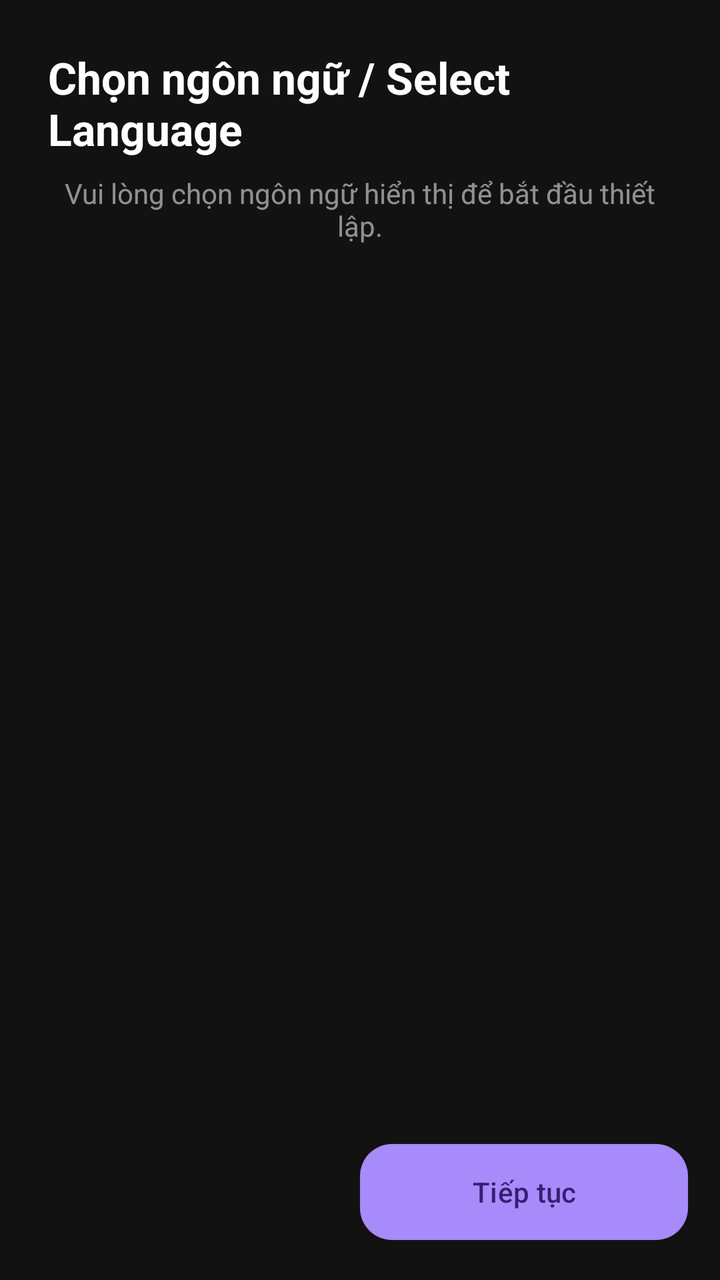
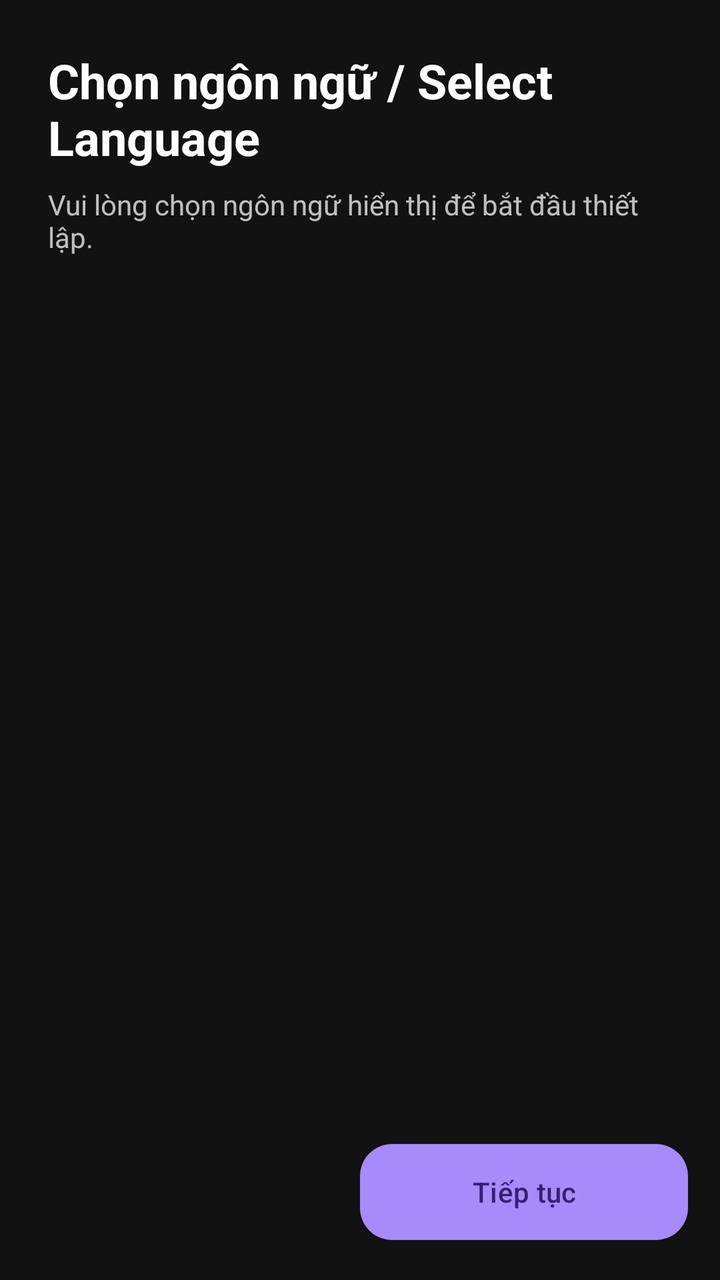

Compare the two renders of this Android layout. The source of the first and the diff that turns it into the second are given below.
<!-- AndroidManifest.xml: application theme Theme.KeyViewerOverlay -->
<!-- res/layout/activity_setup.xml -->
<?xml version="1.0" encoding="utf-8"?>
<androidx.constraintlayout.widget.ConstraintLayout xmlns:android="http://schemas.android.com/apk/res/android"
    xmlns:app="http://schemas.android.com/apk/res-auto"
    android:layout_width="match_parent"
    android:layout_height="match_parent"
    android:background="#121212">

    <ViewFlipper
        android:id="@+id/setupFlipper"
        android:layout_width="match_parent"
        android:layout_height="0dp"
        android:inAnimation="@android:anim/slide_in_left"
        android:outAnimation="@android:anim/slide_out_right"
        app:layout_constraintBottom_toTopOf="@+id/bottomButtonContainer"
        app:layout_constraintTop_toTopOf="parent">

        
        <LinearLayout
            android:layout_width="match_parent"
            android:layout_height="match_parent"
            android:gravity="center"
            android:orientation="vertical"
            android:padding="24dp">

            <TextView
                android:layout_width="wrap_content"
                android:layout_height="wrap_content"
                android:layout_marginBottom="8dp"
                android:text="@string/setup_step1_title"
                android:textColor="@color/white"
                android:textSize="22sp"
                android:textStyle="bold" />

            <TextView
                android:layout_width="wrap_content"
                android:layout_height="wrap_content"
                android:layout_marginBottom="32dp"
                android:gravity="center"
                android:text="@string/setup_step1_desc"
                android:textColor="#88FFFFFF"
                android:textSize="14sp" />

            <ScrollView
                android:layout_width="match_parent"
                android:layout_height="0dp"
                android:layout_weight="1"
                android:fillViewport="false">
                <LinearLayout
                    android:id="@+id/languageOptions"
                    android:layout_width="match_parent"
                    android:layout_height="wrap_content"
                    android:orientation="vertical" />
            </ScrollView>
        </LinearLayout>

        
        <LinearLayout
            android:layout_width="match_parent"
            android:layout_height="match_parent"
            android:gravity="center"
            android:orientation="vertical"
            android:padding="24dp">

            <TextView
                android:layout_width="wrap_content"
                android:layout_height="wrap_content"
                android:layout_marginBottom="8dp"
                android:text="@string/setup_step2_title"
                android:textColor="@color/white"
                android:textSize="22sp"
                android:textStyle="bold" />

            <TextView
                android:layout_width="wrap_content"
                android:layout_height="wrap_content"
                android:layout_marginBottom="32dp"
                android:gravity="center"
                android:text="@string/setup_step2_desc"
                android:textColor="#88FFFFFF"
                android:textSize="14sp" />

            <com.google.android.material.card.MaterialCardView
                android:id="@+id/cardStepTouch"
                android:layout_width="match_parent"
                android:layout_height="wrap_content"
                android:layout_marginBottom="16dp"
                app:cardBackgroundColor="#1E1E1E"
                app:cardCornerRadius="24dp"
                app:cardElevation="0dp"
                app:strokeColor="#33FFFFFF"
                app:strokeWidth="1dp">
                <LinearLayout
                    android:layout_width="match_parent"
                    android:layout_height="wrap_content"
                    android:padding="20dp"
                    android:gravity="center_vertical">
                    <ImageView
                        android:layout_width="40dp"
                        android:layout_height="40dp"
                        app:srcCompat="@drawable/ic_touch_app"
                        app:tint="@color/md3_primary" />
                    <TextView
                        android:layout_width="wrap_content"
                        android:layout_height="wrap_content"
                        android:layout_marginStart="16dp"
                        android:text="@string/setup_step2_touch"
                        android:textColor="@color/white"
                        android:textSize="18sp"
                        android:textStyle="bold" />
                </LinearLayout>
            </com.google.android.material.card.MaterialCardView>

            <com.google.android.material.card.MaterialCardView
                android:id="@+id/cardStepKeyboard"
                android:layout_width="match_parent"
                android:layout_height="wrap_content"
                app:cardBackgroundColor="#1E1E1E"
                app:cardCornerRadius="24dp"
                app:cardElevation="0dp"
                app:strokeColor="#33FFFFFF"
                app:strokeWidth="1dp">
                <LinearLayout
                    android:layout_width="match_parent"
                    android:layout_height="wrap_content"
                    android:padding="20dp"
                    android:gravity="center_vertical">
                    <ImageView
                        android:layout_width="40dp"
                        android:layout_height="40dp"
                        app:srcCompat="@drawable/ic_keyboard"
                        app:tint="@color/md3_primary" />
                    <TextView
                        android:layout_width="wrap_content"
                        android:layout_height="wrap_content"
                        android:layout_marginStart="16dp"
                        android:text="@string/setup_step2_keyboard"
                        android:textColor="@color/white"
                        android:textSize="18sp"
                        android:textStyle="bold" />
                </LinearLayout>
            </com.google.android.material.card.MaterialCardView>
        </LinearLayout>

        
        <LinearLayout
            android:layout_width="match_parent"
            android:layout_height="match_parent"
            android:gravity="center"
            android:orientation="vertical"
            android:padding="24dp">

            <TextView
                android:id="@+id/tvStepPermissionTitle"
                android:layout_width="wrap_content"
                android:layout_height="wrap_content"
                android:layout_marginBottom="8dp"
                android:text="@string/setup_step3_title"
                android:textColor="@color/white"
                android:textSize="22sp"
                android:textStyle="bold" />

            <TextView
                android:id="@+id/tvStepPermissionDesc"
                android:layout_width="wrap_content"
                android:layout_height="wrap_content"
                android:layout_marginBottom="24dp"
                android:gravity="center"
                android:text="..."
                android:textColor="#88FFFFFF"
                android:textSize="14sp" />

            <TextView
                android:id="@+id/tvStepPermissionStatus"
                android:layout_width="wrap_content"
                android:layout_height="wrap_content"
                android:layout_marginBottom="32dp"
                android:text="@string/setup_step3_status_denied"
                android:textColor="#BBFFFFFF"
                android:textSize="16sp" />

            <com.google.android.material.button.MaterialButton
                android:id="@+id/btnStepGrantPermission"
                style="@style/CompactNeonButtonStyle"
                android:layout_width="wrap_content"
                android:layout_height="56dp"
                android:paddingHorizontal="32dp"
                android:text="@string/setup_btn_grant_now" />

            <View
                android:layout_width="match_parent"
                android:layout_height="1dp"
                android:layout_marginVertical="24dp"
                android:background="#33FFFFFF" />

            <TextView
                android:id="@+id/tvOverlayStatus"
                android:layout_width="wrap_content"
                android:layout_height="wrap_content"
                android:layout_marginBottom="16dp"
                android:text="@string/setup_step3_status_denied"
                android:textColor="#BBFFFFFF"
                android:textSize="16sp" />

            <com.google.android.material.button.MaterialButton
                android:id="@+id/btnOverlayPermission"
                style="@style/CompactNeonButtonStyle"
                android:layout_width="wrap_content"
                android:layout_height="56dp"
                android:paddingHorizontal="32dp"
                android:text="@string/setup_step3_overlay_btn" />
        </LinearLayout>

        
        <LinearLayout
            android:layout_width="match_parent"
            android:layout_height="match_parent"
            android:gravity="center"
            android:orientation="vertical"
            android:padding="24dp">

            <TextView
                android:layout_width="wrap_content"
                android:layout_height="wrap_content"
                android:layout_marginBottom="8dp"
                android:text="@string/setup_step4_title"
                android:textColor="@color/white"
                android:textSize="22sp"
                android:textStyle="bold" />

            <TextView
                android:layout_width="wrap_content"
                android:layout_height="wrap_content"
                android:layout_marginBottom="32dp"
                android:gravity="center"
                android:text="@string/setup_step4_desc"
                android:textColor="#88FFFFFF"
                android:textSize="14sp" />

            
            <com.google.android.material.button.MaterialButtonToggleGroup
                android:id="@+id/toggleStepKeyModeRow1"
                android:layout_width="match_parent"
                android:layout_height="wrap_content"
                android:layout_marginBottom="16dp"
                app:checkedButton="@+id/btnMode6"
                app:singleSelection="true">
                <com.google.android.material.button.MaterialButton
                    android:id="@+id/btnMode4"
                    style="@style/Widget.Material3.Button.OutlinedButton"
                    android:layout_width="0dp"
                    android:layout_height="wrap_content"
                    android:layout_weight="1"
                    android:text="4" />
                <com.google.android.material.button.MaterialButton
                    android:id="@+id/btnMode6"
                    style="@style/Widget.Material3.Button.OutlinedButton"
                    android:layout_width="0dp"
                    android:layout_height="wrap_content"
                    android:layout_weight="1"
                    android:text="6" />
                <com.google.android.material.button.MaterialButton
                    android:id="@+id/btnMode8"
                    style="@style/Widget.Material3.Button.OutlinedButton"
                    android:layout_width="0dp"
                    android:layout_height="wrap_content"
                    android:layout_weight="1"
                    android:text="8" />
                <com.google.android.material.button.MaterialButton
                    android:id="@+id/btnMode10"
                    style="@style/Widget.Material3.Button.OutlinedButton"
                    android:layout_width="0dp"
                    android:layout_height="wrap_content"
                    android:layout_weight="1"
                    android:text="10" />
            </com.google.android.material.button.MaterialButtonToggleGroup>

            
            <TextView
                android:id="@+id/tvExtendedModeLabel"
                android:layout_width="match_parent"
                android:layout_height="wrap_content"
                android:layout_marginBottom="8dp"
                android:gravity="center"
                android:text="@string/setup_step4_extended_enabled"
                android:textColor="#BBFFFFFF"
                android:textSize="14sp" />

            
            <com.google.android.material.button.MaterialButtonToggleGroup
                android:id="@+id/toggleStepKeyModeRow2"
                android:layout_width="match_parent"
                android:layout_height="wrap_content"
                app:singleSelection="true">
                <com.google.android.material.button.MaterialButton
                    android:id="@+id/btnMode12"
                    style="@style/Widget.Material3.Button.OutlinedButton"
                    android:layout_width="0dp"
                    android:layout_height="wrap_content"
                    android:layout_weight="1"
                    android:text="12" />
                <com.google.android.material.button.MaterialButton
                    android:id="@+id/btnMode16"
                    style="@style/Widget.Material3.Button.OutlinedButton"
                    android:layout_width="0dp"
                    android:layout_height="wrap_content"
                    android:layout_weight="1"
                    android:text="16" />
            </com.google.android.material.button.MaterialButtonToggleGroup>
        </LinearLayout>

        
        <LinearLayout
            android:layout_width="match_parent"
            android:layout_height="match_parent"
            android:gravity="center"
            android:orientation="vertical"
            android:padding="24dp">

            <TextView
                android:layout_width="wrap_content"
                android:layout_height="wrap_content"
                android:layout_marginBottom="8dp"
                android:text="@string/setup_step5_title"
                android:textColor="@color/white"
                android:textSize="22sp"
                android:textStyle="bold" />

            <TextView
                android:layout_width="wrap_content"
                android:layout_height="wrap_content"
                android:layout_marginBottom="32dp"
                android:gravity="center"
                android:text="@string/setup_step5_desc"
                android:textColor="#88FFFFFF"
                android:textSize="14sp" />

            <com.google.android.material.button.MaterialButton
                android:id="@+id/btnSetupDetails"
                style="@style/CompactNeonButtonStyle"
                android:layout_width="match_parent"
                android:layout_height="64dp"
                android:text="@string/setup_step5_btn_hitbox" />
        </LinearLayout>

        
        <LinearLayout
            android:layout_width="match_parent"
            android:layout_height="match_parent"
            android:gravity="center"
            android:orientation="vertical"
            android:padding="24dp">

            <TextView
                android:layout_width="wrap_content"
                android:layout_height="wrap_content"
                android:layout_marginBottom="8dp"
                android:text="@string/setup_step6_title"
                android:textColor="@color/white"
                android:textSize="22sp"
                android:textStyle="bold" />

            <TextView
                android:layout_width="wrap_content"
                android:layout_height="wrap_content"
                android:layout_marginBottom="32dp"
                android:gravity="center"
                android:text="@string/setup_step6_desc"
                android:textColor="#88FFFFFF"
                android:textSize="14sp" />

            <com.google.android.material.button.MaterialButton
                android:id="@+id/btnSetupKeyViewer"
                style="@style/CompactNeonButtonStyle"
                android:layout_width="match_parent"
                android:layout_height="64dp"
                android:text="@string/setup_step6_btn" />
        </LinearLayout>

        
        <LinearLayout
            android:layout_width="match_parent"
            android:layout_height="match_parent"
            android:gravity="center"
            android:orientation="vertical"
            android:padding="24dp">

            <TextView
                android:layout_width="wrap_content"
                android:layout_height="wrap_content"
                android:layout_marginBottom="8dp"
                android:text="@string/setup_step7_title"
                android:textColor="@color/white"
                android:textSize="22sp"
                android:textStyle="bold" />

            <TextView
                android:layout_width="wrap_content"
                android:layout_height="wrap_content"
                android:layout_marginBottom="32dp"
                android:gravity="center"
                android:text="@string/setup_step7_desc"
                android:textColor="#88FFFFFF"
                android:textSize="14sp" />

            <com.google.android.material.button.MaterialButton
                android:id="@+id/btnStepSelectApps"
                style="@style/Widget.Material3.Button.TonalButton"
                android:layout_width="match_parent"
                android:layout_height="56dp"
                android:layout_marginBottom="16dp"
                android:text="@string/select_apps"
                app:cornerRadius="16dp" />

            <ProgressBar
                android:id="@+id/pbStepLoading"
                android:layout_width="40dp"
                android:layout_height="40dp"
                android:layout_marginBottom="16dp"
                android:visibility="gone"
                android:indeterminateTint="@color/md3_primary" />

            <TextView
                android:id="@+id/tvStepSkipApps"
                android:layout_width="wrap_content"
                android:layout_height="wrap_content"
                android:padding="12dp"
                android:text="@string/setup_skip"
                android:textColor="#777777"
                android:textSize="14sp" />
        </LinearLayout>

    </ViewFlipper>

    <LinearLayout
        android:id="@+id/bottomButtonContainer"
        android:layout_width="match_parent"
        android:layout_height="wrap_content"
        android:orientation="horizontal"
        android:padding="16dp"
        app:layout_constraintBottom_toBottomOf="parent">

        <com.google.android.material.button.MaterialButton
            android:id="@+id/btnSetupBack"
            style="@style/Widget.Material3.Button.TextButton"
            android:layout_width="0dp"
            android:layout_height="56dp"
            android:layout_weight="1"
            android:text="@string/setup_btn_back"
            android:visibility="invisible" />

        <com.google.android.material.button.MaterialButton
            android:id="@+id/btnSetupNext"
            style="@style/Widget.Material3.Button"
            android:layout_width="0dp"
            android:layout_height="56dp"
            android:layout_weight="1"
            android:text="@string/setup_btn_next"
            app:cornerRadius="16dp" />
    </LinearLayout>

</androidx.constraintlayout.widget.ConstraintLayout>
<!-- resources referenced by this layout -->
<resources>
  <color name="md3_primary">#A78BFA</color>
  <color name="white">#FFFFFFFF</color>
  <string name="select_apps">Chọn Game tự động bật</string>
  <string name="setup_btn_back">Quay lại</string>
  <string name="setup_btn_grant_now">Cấp quyền ngay</string>
  <string name="setup_btn_next">Tiếp tục</string>
  <string name="setup_skip">Bỏ qua bước này</string>
  <string name="setup_step1_desc">Vui lòng chọn ngôn ngữ hiển thị để bắt đầu thiết lập.</string>
  <string name="setup_step1_title">Chọn ngôn ngữ / Select Language</string>
  <string name="setup_step2_desc">Chọn cách bạn sẽ điều khiển game. Điều này giúp hệ thống tối ưu hóa tài nguyên phần cứng để tránh giật lag.</string>
  <string name="setup_step2_keyboard">Bàn phím (Trợ năng)</string>
  <string name="setup_step2_title">Phương thức điều khiển</string>
  <string name="setup_step2_touch">Cảm ứng (Shizuku)</string>
  <string name="setup_step3_overlay_btn">Cấp quyền Hiển thị</string>
  <string name="setup_step3_status_denied">Chưa cấp</string>
  <string name="setup_step3_title">Cấp quyền hệ thống</string>
  <string name="setup_step4_desc">Chọn số lượng phím bạn thường dùng nhất (ví dụ: 6 KEY). Bạn có thể thay đổi lại bất cứ lúc nào.</string>
  <string name="setup_step4_extended_enabled">Chế độ Mở rộng</string>
  <string name="setup_step4_title">Số lượng phím hiển thị</string>
  <string name="setup_step5_btn_hitbox">Tùy chỉnh Hitbox</string>
  <string name="setup_step5_desc">Thiết lập vị trí điểm chạm trên màn hình hoặc gán các phím vật lý tương ứng để sẵn sàng bắt đầu.</string>
  <string name="setup_step5_title">Cài đặt chi tiết</string>
  <string name="setup_step6_btn">Cài đặt KeyViewer</string>
  <string name="setup_step6_desc">Tùy chỉnh màu sắc, kích thước và độ mờ của các phím bấm hiển thị trên màn hình theo sở thích của bạn.</string>
  <string name="setup_step6_title">Tùy chỉnh giao diện</string>
  <string name="setup_step7_desc">Chọn tựa game bạn muốn chơi. KeyViewer sẽ tự động khởi chạy và tắt cùng với tựa game này.</string>
  <string name="setup_step7_title">Hoàn tất thiết lập</string>
  <style name="CompactNeonButtonStyle" parent="Widget.Material3.Button">
          <item name="cornerRadius">12dp</item>
          <item name="backgroundTint">@color/md3_primary_neon_bg</item>
          <item name="android:textColor">@color/md3_primary</item>
          <item name="rippleColor">@color/md3_primary</item>
          <item name="android:textAllCaps">false</item>
          <item name="android:insetTop">0dp</item>
          <item name="android:insetBottom">0dp</item>
      </style>
  <style name="Theme.KeyViewerOverlay" parent="Base.Theme.KeyViewerOverlay" />
  <color name="md3_primary_neon_bg">#338B5CF6</color>
  <style name="Base.Theme.KeyViewerOverlay" parent="Theme.Material3.Dark.NoActionBar">
          
          <item name="android:windowBackground">@color/md3_background</item>
          <item name="colorPrimary">@color/md3_primary</item>
          <item name="colorSurface">@color/md3_surface</item>
          <item name="android:statusBarColor">@color/md3_background</item>
          <item name="android:navigationBarColor">@color/md3_background</item>
          <item name="materialAlertDialogTheme">@style/CustomMaterialAlertDialog</item>
      </style>
  <color name="md3_background">#121212</color>
  <color name="md3_surface">#1E1E1E</color>
  <style name="CustomMaterialAlertDialog" parent="ThemeOverlay.Material3.MaterialAlertDialog">
          <item name="shapeAppearance">@style/DialogShapeAppearance</item>
      </style>
  <style name="DialogShapeAppearance" parent="ShapeAppearance.Material3.MediumComponent">
          <item name="cornerFamily">rounded</item>
          <item name="cornerSize">16dp</item>
      </style>
  <!-- unchanged entries left out for length: 2 -->
</resources>

<!-- the commit's change to res/layout/activity_setup.xml (unified diff, before → after) -->
@@ -18,33 +18,36 @@
         <LinearLayout
             android:layout_width="match_parent"
             android:layout_height="match_parent"
-            android:gravity="center"
-            android:orientation="vertical"
-            android:padding="24dp">
-
-            <TextView
-                android:layout_width="wrap_content"
+            android:orientation="vertical"
+            android:paddingStart="24dp"
+            android:paddingEnd="24dp"
+            android:paddingTop="24dp"
+            android:paddingBottom="8dp">
+
+            <TextView
+                android:layout_width="match_parent"
                 android:layout_height="wrap_content"
                 android:layout_marginBottom="8dp"
                 android:text="@string/setup_step1_title"
                 android:textColor="@color/white"
-                android:textSize="22sp"
-                android:textStyle="bold" />
-
-            <TextView
-                android:layout_width="wrap_content"
-                android:layout_height="wrap_content"
-                android:layout_marginBottom="32dp"
-                android:gravity="center"
+                android:textSize="24sp"
+                android:textStyle="bold" />
+
+            <TextView
+                android:layout_width="match_parent"
+                android:layout_height="wrap_content"
+                android:layout_marginBottom="20dp"
                 android:text="@string/setup_step1_desc"
-                android:textColor="#88FFFFFF"
+                android:textColor="#BBFFFFFF"
                 android:textSize="14sp" />
 
             <ScrollView
                 android:layout_width="match_parent"
                 android:layout_height="0dp"
                 android:layout_weight="1"
-                android:fillViewport="false">
+                android:fillViewport="false"
+                android:clipToPadding="false"
+                android:paddingBottom="8dp">
                 <LinearLayout
                     android:id="@+id/languageOptions"
                     android:layout_width="match_parent"
